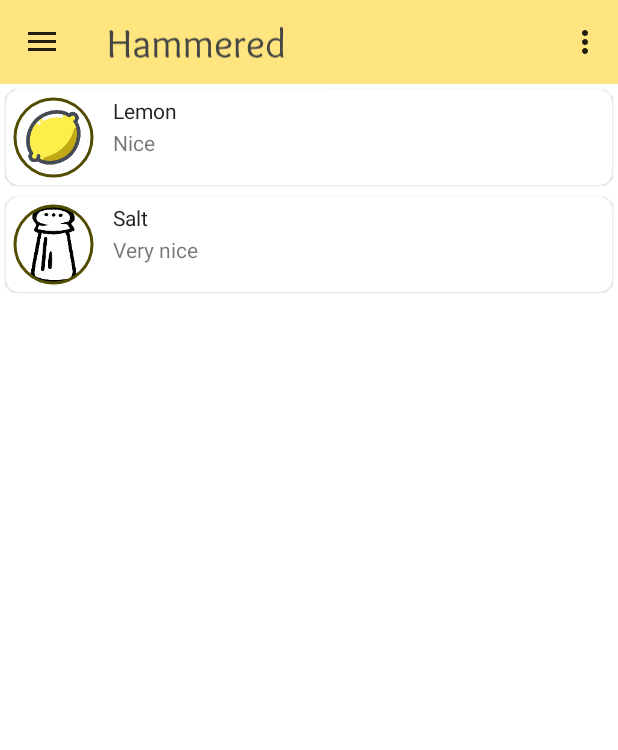
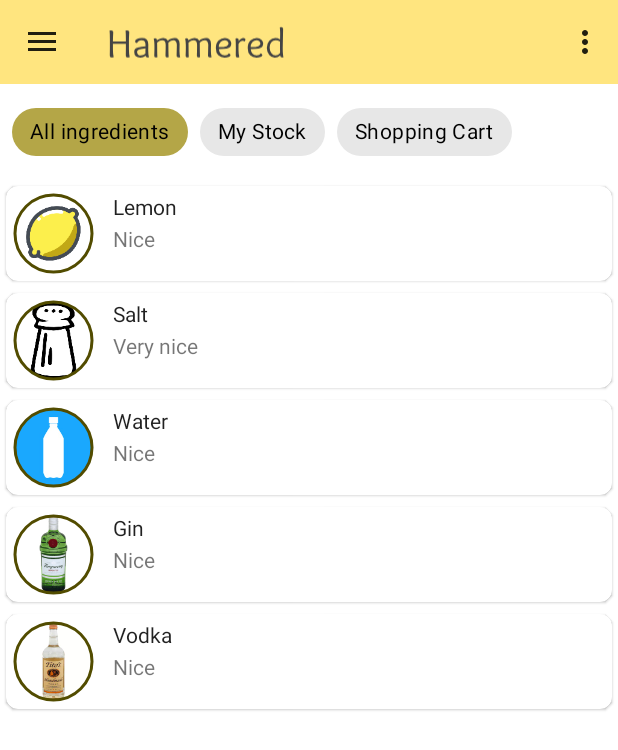
Before and after one commit to p0ppy-fl0w3r/hammered, an Android app: the screen it shows after launch (MainActivity), in the side drawer, after a tap on "Ingredients", on a phone screen of 412 x 824 dp. Shown: the top 750 px of the screen. Run offline under Robolectric (Android 15) with nearby library versions, the light colour scheme and no system bars; our stand-ins replace Room's generated code, Timber, data binding, navigation-ui; 1 statement that could not run was skipped.

Commit message:
Added chips to IngredientFragment

```diff
--- a/app/src/main/java/com/example/hammered/cocktail/CocktailFragment.kt
+++ b/app/src/main/java/com/example/hammered/cocktail/CocktailFragment.kt
@@ -7,37 +7,35 @@
 import android.view.View
 import android.view.ViewGroup
 import androidx.databinding.DataBindingUtil
-import androidx.lifecycle.Observer
 import androidx.navigation.fragment.findNavController
 import com.example.hammered.R
 import com.example.hammered.database.CocktailDatabase
 import com.example.hammered.databinding.CocktailFragmentBinding
-import com.example.hammered.entities.relations.CocktailWithIngredient
 import timber.log.Timber
 
 class CocktailFragment : Fragment() {
 
-    private lateinit var viewModel: CocktailViewModel
+
     private lateinit var binding: CocktailFragmentBinding
+
+    private val viewModel:CocktailViewModel by lazy{
+        ViewModelProvider(this).get(CocktailViewModel::class.java)
+    }
 
     override fun onCreateView(
         inflater: LayoutInflater, container: ViewGroup?,
         savedInstanceState: Bundle?
     ): View {
 
-        viewModel = ViewModelProvider(this).get(CocktailViewModel::class.java)
-
         binding = DataBindingUtil.inflate(inflater, R.layout.cocktail_fragment, container, false)
 
-
-        // TEST
-
+        // Change the data set when a different chip is selected
         binding.cocktailChipGroup.setOnCheckedChangeListener { _, checkedId ->
-            Timber.e("Chip changed.")
             filterDataFromChip(checkedId)
         }
+
+        // Observe the data in database for changes
         val database = CocktailDatabase.getDatabase(requireContext())
-
         database.cocktailDao.getLiveIngredientFromCocktail().observe(viewLifecycleOwner) {
             filterDataFromChip(binding.cocktailChipGroup.checkedChipId)
         }
@@ -70,8 +68,6 @@
             binding.chipMyDrinks.id -> msg = 3
         }
 
-        Timber.e("Filter from chip called with selection $msg")
-
         viewModel.checkedData(msg)
     }
 
--- a/app/src/main/java/com/example/hammered/cocktail/CocktailViewModel.kt
+++ b/app/src/main/java/com/example/hammered/cocktail/CocktailViewModel.kt
@@ -24,7 +24,6 @@
     private val database = CocktailDatabase.getDatabase(application.applicationContext)
 
 
-    // TODO make a file containing constants to reference the chip id/names
     // TODO find an alternative for insert
     fun checkedData(id: Int) {
         viewModelScope.launch {
@@ -72,11 +71,11 @@
     //TEST
     suspend fun insert() {
         if (database.cocktailDao.getIngredientCocktailRefCount() == 0) {
-            val ing1 = Ingredient("Lemon", "Nice", "lemon.png", true)
-            val ing2 = Ingredient("Salt", "Very nice", "salt.png", true)
-            val ing3 = Ingredient("Water", "Nice", "water.jpg", true)
-            val ing4 = Ingredient("Gin", "Nice", "gin.png", false)
-            val ing5 = Ingredient("Vodka", "Nice", "vodka.webp", false)
+            val ing1 = Ingredient("Lemon", "Nice", "lemon.png", true, false)
+            val ing2 = Ingredient("Salt", "Very nice", "salt.png", true, false)
+            val ing3 = Ingredient("Water", "Nice", "water.jpg", true, false)
+            val ing4 = Ingredient("Gin", "Nice", "gin.png", false, true)
+            val ing5 = Ingredient("Vodka", "Nice", "vodka.webp", false, true)
 
             val cok1 = Cocktail(1, "Tonic", "Strong", "1. make it", false, "vodka.webp")
             val cok2 = Cocktail(2, "Bionic", "Light", "1. make it", true, "gin.png")
--- a/app/src/main/java/com/example/hammered/dao/CocktailDao.kt
+++ b/app/src/main/java/com/example/hammered/dao/CocktailDao.kt
@@ -49,4 +49,20 @@
     @Query("SELECT * FROM ingredient WHERE ingredient_name = :ingredient_name")
     suspend fun getCocktailsFromIngredient(ingredient_name: String): List<IngredientWithCocktail>
 
+    @Transaction
+    @Query("SELECT * FROM ingredient")
+    suspend fun getAllCocktailsFromIngredient(): List<IngredientWithCocktail>
+
+    @Transaction
+    @Query("SELECT * FROM ingredient WHERE inStock=1")
+    suspend fun getInStockCocktailsFromIngredient(): List<IngredientWithCocktail>
+
+    @Transaction
+    @Query("SELECT * FROM ingredient WHERE inCart=1")
+    suspend fun getInCartCocktailsFromIngredient(): List<IngredientWithCocktail>
+
+    @Transaction
+    @Query("SELECT * FROM ingredient")
+    fun getLiveCocktailsFromIngredients(): LiveData<List<IngredientWithCocktail>>
+
 }
--- a/app/src/main/java/com/example/hammered/database/Database.kt
+++ b/app/src/main/java/com/example/hammered/database/Database.kt
@@ -1,6 +1,5 @@
 package com.example.hammered.database
 
-import android.app.Application
 import android.content.Context
 import androidx.room.Database
 import androidx.room.Room
@@ -13,7 +12,7 @@
 @Database(
     entities = [Cocktail::class, Ingredient::class, IngredientCocktailRef::class],
     exportSchema = false,
-    version = 2
+    version = 3
 )
 abstract class CocktailDatabase : RoomDatabase() {
 
--- a/app/src/main/java/com/example/hammered/entities/Ingredient.kt
+++ b/app/src/main/java/com/example/hammered/entities/Ingredient.kt
@@ -8,5 +8,6 @@
     @PrimaryKey(autoGenerate = false) var ingredient_name: String,
     var ingredient_description: String,
     var ingredient_image: String,
-    var inStock: Boolean
+    var inStock: Boolean,
+    var inCart: Boolean
 )
--- a/app/src/main/java/com/example/hammered/ingredients/IngredientAdapter.kt
+++ b/app/src/main/java/com/example/hammered/ingredients/IngredientAdapter.kt
@@ -6,18 +6,25 @@
 import androidx.recyclerview.widget.ListAdapter
 import androidx.recyclerview.widget.RecyclerView
 import com.example.hammered.databinding.MyIngredientItemBinding
-import com.example.hammered.entities.Ingredient
+import com.example.hammered.entities.relations.IngredientWithCocktail
 
 // Create a sealed class for different layouts
 
-class IngredientAdapter(private val clickListener: IngredientClickListener): ListAdapter< Ingredient,MyIngredientViewHolder>(ItemsDiffUtils()) {
+class IngredientAdapter(private val clickListener: IngredientClickListener) :
+    ListAdapter<IngredientWithCocktail, MyIngredientViewHolder>(ItemsDiffUtils()) {
 
-    class ItemsDiffUtils():DiffUtil.ItemCallback<Ingredient>(){
-        override fun areItemsTheSame(oldItem: Ingredient, newItem: Ingredient): Boolean {
-            return newItem.ingredient_name == oldItem.ingredient_name
+    class ItemsDiffUtils() : DiffUtil.ItemCallback<IngredientWithCocktail>() {
+        override fun areItemsTheSame(
+            oldItem: IngredientWithCocktail,
+            newItem: IngredientWithCocktail
+        ): Boolean {
+            return newItem.ingredient.ingredient_name == oldItem.ingredient.ingredient_name
         }
 
-        override fun areContentsTheSame(oldItem: Ingredient, newItem: Ingredient): Boolean {
+        override fun areContentsTheSame(
+            oldItem: IngredientWithCocktail,
+            newItem: IngredientWithCocktail
+        ): Boolean {
             return oldItem == newItem
         }
 
@@ -35,24 +42,25 @@
 
 }
 
-class MyIngredientViewHolder(private val binding: MyIngredientItemBinding): RecyclerView.ViewHolder(binding.root){
-    fun bind(clickListener: IngredientClickListener, ingredient: Ingredient){
-        binding.ingredient = ingredient
+class MyIngredientViewHolder(private val binding: MyIngredientItemBinding) :
+    RecyclerView.ViewHolder(binding.root) {
+    fun bind(clickListener: IngredientClickListener, ingredient: IngredientWithCocktail) {
+        binding.ingredientWithCocktail = ingredient
         binding.clickListener = clickListener
 
         binding.executePendingBindings()
     }
 
-    companion object{
-        fun from(parent: ViewGroup): MyIngredientViewHolder{
+    companion object {
+        fun from(parent: ViewGroup): MyIngredientViewHolder {
             val inflater = LayoutInflater.from(parent.context)
-            val binding = MyIngredientItemBinding.inflate(inflater,parent, false)
+            val binding = MyIngredientItemBinding.inflate(inflater, parent, false)
 
             return MyIngredientViewHolder(binding)
         }
     }
 }
 
-class IngredientClickListener(val clickListener: (Ingredient) -> Unit){
-    fun onClick(ingredient: Ingredient) = clickListener(ingredient)
+class IngredientClickListener(val clickListener: (IngredientWithCocktail) -> Unit) {
+    fun onClick(ingredient: IngredientWithCocktail) = clickListener(ingredient)
 }
--- a/app/src/main/java/com/example/hammered/ingredients/IngredientFragment.kt
+++ b/app/src/main/java/com/example/hammered/ingredients/IngredientFragment.kt
@@ -9,39 +9,59 @@
 import android.widget.Toast
 import androidx.databinding.DataBindingUtil
 import com.example.hammered.R
+import com.example.hammered.database.CocktailDatabase
 import com.example.hammered.databinding.IngredientFragmentBinding
-import com.example.hammered.entities.Ingredient
 
 
 class IngredientFragment : Fragment() {
 
-    private lateinit var viewModel: IngredientViewModel
     private lateinit var binding: IngredientFragmentBinding
 
-    val ing1 = Ingredient("Lemon", "Nice", "lemon.png",false)
-    val ing2 = Ingredient("Salt", "Very nice", "salt.png",false)
+    private val viewModel by lazy {
+        ViewModelProvider(this).get(IngredientViewModel::class.java)
+    }
 
     override fun onCreateView(
         inflater: LayoutInflater, container: ViewGroup?,
         savedInstanceState: Bundle?
-    ): View? {
+    ): View {
 
         binding = DataBindingUtil.inflate(inflater, R.layout.ingredient_fragment, container, false)
 
         val adapter = IngredientAdapter(IngredientClickListener {
-            Toast.makeText(requireContext(), it.ingredient_description, Toast.LENGTH_SHORT).show()
+            Toast.makeText(
+                requireContext(),
+                it.ingredient.ingredient_description,
+                Toast.LENGTH_SHORT
+            ).show()
         })
-        adapter.submitList(listOf(ing1,ing2))
+
+        val database = CocktailDatabase.getDatabase(requireContext())
+        database.cocktailDao.getLiveCocktailsFromIngredients().observe(viewLifecycleOwner) {
+            filterDataFromChip(binding.ingredientChipGroup.checkedChipId)
+        }
+
+        binding.ingredientChipGroup.setOnCheckedChangeListener { _, checkedId ->
+            filterDataFromChip(checkedId)
+        }
+
+        viewModel.ingredientData.observe(viewLifecycleOwner) {
+            adapter.submitList(it)
+        }
 
         binding.ingredientRecycler.adapter = adapter
-
         return binding.root
     }
 
-    override fun onActivityCreated(savedInstanceState: Bundle?) {
-        super.onActivityCreated(savedInstanceState)
-        viewModel = ViewModelProvider(this).get(IngredientViewModel::class.java)
-        // TODO: Use the ViewModel
+    private fun filterDataFromChip(checkedId: Int) {
+        var msg = 0
+        when (checkedId) {
+            binding.chipAllIngredient.id -> msg = 1
+            binding.chipMyStock.id -> msg = 2
+            binding.chipShoppingCart.id -> msg = 3
+        }
+
+        viewModel.checkedData(msg)
     }
 
 }
--- a/app/src/main/java/com/example/hammered/ingredients/IngredientViewModel.kt
+++ b/app/src/main/java/com/example/hammered/ingredients/IngredientViewModel.kt
@@ -1,7 +1,33 @@
 package com.example.hammered.ingredients
 
-import androidx.lifecycle.ViewModel
+import android.app.Application
+import androidx.lifecycle.AndroidViewModel
+import androidx.lifecycle.LiveData
+import androidx.lifecycle.MutableLiveData
+import androidx.lifecycle.viewModelScope
+import com.example.hammered.database.CocktailDatabase
+import com.example.hammered.entities.relations.IngredientWithCocktail
+import kotlinx.coroutines.launch
 
-class IngredientViewModel : ViewModel() {
-    // TODO: Implement the ViewModel
+class IngredientViewModel(application: Application) : AndroidViewModel(application) {
+
+    private val _ingredientData = MutableLiveData<List<IngredientWithCocktail>?>()
+
+    val ingredientData: LiveData<List<IngredientWithCocktail>?>
+        get() = _ingredientData
+
+    val database = CocktailDatabase.getDatabase(application)
+
+    fun checkedData(id: Int) {
+        viewModelScope.launch {
+            when (id) {
+                1 -> _ingredientData.value = database.cocktailDao.getAllCocktailsFromIngredient()
+                2 -> _ingredientData.value =
+                    database.cocktailDao.getInStockCocktailsFromIngredient()
+                3 -> _ingredientData.value = database.cocktailDao.getInCartCocktailsFromIngredient()
+            }
+        }
+
+    }
+
 }
--- a/app/src/main/res/layout/ingredient_fragment.xml
+++ b/app/src/main/res/layout/ingredient_fragment.xml
@@ -1,20 +1,51 @@
 <?xml version="1.0" encoding="utf-8"?>
 
 <layout xmlns:android="http://schemas.android.com/apk/res/android"
-    xmlns:tools="http://schemas.android.com/tools"
-    xmlns:app="http://schemas.android.com/apk/res-auto">
+    xmlns:app="http://schemas.android.com/apk/res-auto"
+    xmlns:tools="http://schemas.android.com/tools">
 
     <LinearLayout
         android:layout_width="match_parent"
         android:layout_height="match_parent"
+        android:orientation="vertical"
         tools:context=".ingredients.IngredientFragment">
 
+        <com.google.android.material.chip.ChipGroup
+            android:id="@+id/ingredient_chip_group"
+            android:layout_width="match_parent"
+            android:layout_height="wrap_content"
+            android:layout_margin="8dp"
+            app:selectionRequired="true"
+            app:singleSelection="true">
+
+            <com.google.android.material.chip.Chip
+                android:id="@+id/chipAllIngredient"
+                style="@style/chipStyle"
+                android:layout_width="wrap_content"
+                android:layout_height="wrap_content"
+                android:checked="true"
+                android:text="@string/all_ingredients" />
+
+            <com.google.android.material.chip.Chip
+                android:id="@+id/chipMyStock"
+                style="@style/chipStyle"
+                android:layout_width="wrap_content"
+                android:layout_height="wrap_content"
+                android:text="@string/my_stock" />
+
+            <com.google.android.material.chip.Chip
+                android:id="@+id/chipShoppingCart"
+                style="@style/chipStyle"
+                android:layout_width="wrap_content"
+                android:layout_height="wrap_content"
+                android:text="@string/shopping_cart" />
+        </com.google.android.material.chip.ChipGroup>
 
         <androidx.recyclerview.widget.RecyclerView
             android:id="@+id/ingredientRecycler"
             android:layout_width="match_parent"
             android:layout_height="match_parent"
-            tools:listitem="@layout/my_ingredient_item"
-            app:layoutManager="androidx.recyclerview.widget.LinearLayoutManager" />
+            app:layoutManager="androidx.recyclerview.widget.LinearLayoutManager"
+            tools:listitem="@layout/my_ingredient_item" />
     </LinearLayout>
 </layout>
--- a/app/src/main/res/layout/my_ingredient_item.xml
+++ b/app/src/main/res/layout/my_ingredient_item.xml
@@ -9,8 +9,8 @@
             type="com.example.hammered.ingredients.IngredientClickListener" />
 
         <variable
-            name="ingredient"
-            type="com.example.hammered.entities.Ingredient" />
+            name="ingredientWithCocktail"
+            type="com.example.hammered.entities.relations.IngredientWithCocktail" />
     </data>
 
     <com.google.android.material.card.MaterialCardView
@@ -21,7 +21,7 @@
         android:elevation="4dp"
         app:cardCornerRadius="8dp"
         app:rippleColor="@color/secondaryLightColor"
-        android:onClick="@{() -> clickListener.onClick(ingredient)}">
+        android:onClick="@{() -> clickListener.onClick(ingredientWithCocktail)}">
 
         <LinearLayout
             android:layout_width="match_parent"
@@ -35,7 +35,7 @@
                 android:layout_height="@dimen/circular_image_height"
                 android:padding="1.8dp"
                 app:shapeAppearanceOverlay="@style/roundedImage"
-                app:imageSource="@{ingredient.ingredient_image}"
+                app:imageSource="@{ingredientWithCocktail.ingredient.ingredient_image}"
                 app:strokeColor="@color/secondaryDarkColor"
                 app:strokeWidth="2dp"
                 tools:srcCompat="@drawable/summer_food" />
@@ -50,14 +50,14 @@
                     android:id="@+id/item_name"
                     android:layout_width="wrap_content"
                     android:layout_height="wrap_content"
-                    android:text="@{ingredient.ingredient_name}"
+                    android:text="@{ingredientWithCocktail.ingredient.ingredient_name}"
                     android:textAppearance="@style/TextAppearance.AppCompat.Body1"
                     tools:text="Hamburger" />
                 <TextView
                     android:layout_width="wrap_content"
                     android:layout_height="wrap_content"
                     android:id="@+id/item_drinks"
-                    android:text="@{ingredient.ingredient_description}"
+                    android:text="@{ingredientWithCocktail.ingredient.ingredient_description}"
                     android:layout_marginTop="2dp"
                     tools:text="Make pizza out of it"/>
             </LinearLayout>
--- a/app/src/main/res/values/strings.xml
+++ b/app/src/main/res/values/strings.xml
@@ -13,4 +13,7 @@
     <string name="all_drinks">All Drinks</string>
     <string name="my_drinks">My Drinks</string>
     <string name="favorite_drinks">Favorite Drinks</string>
+    <string name="all_ingredients">All ingredients</string>
+    <string name="my_stock">My Stock</string>
+    <string name="shopping_cart">Shopping Cart</string>
 </resources>
```
